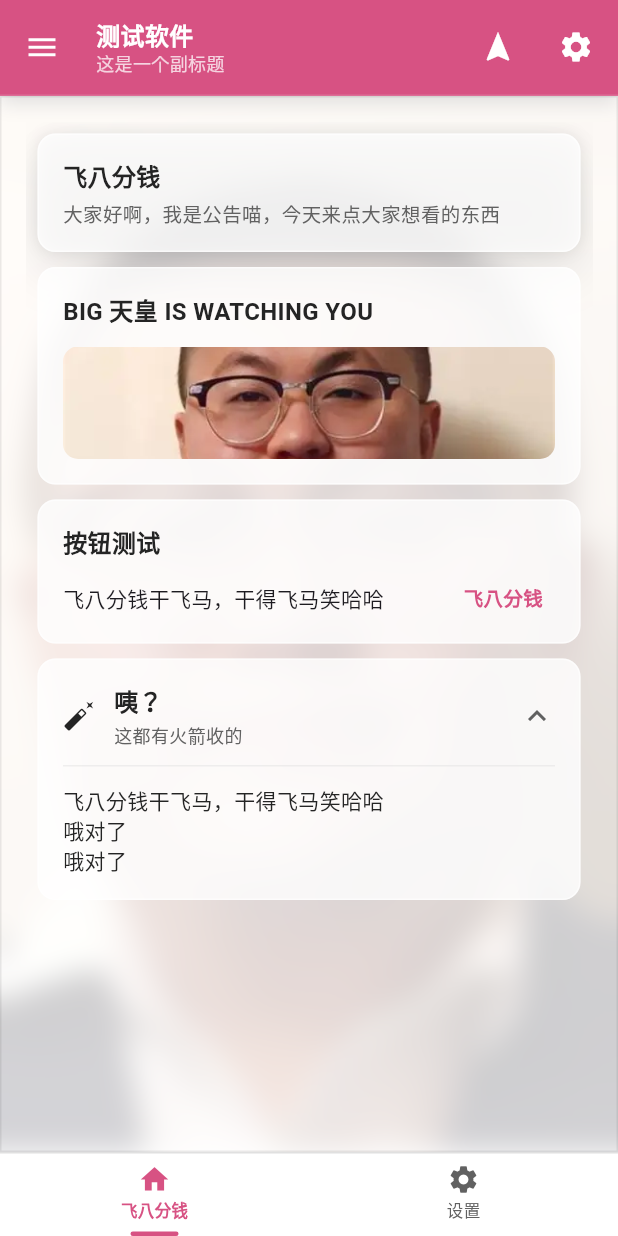
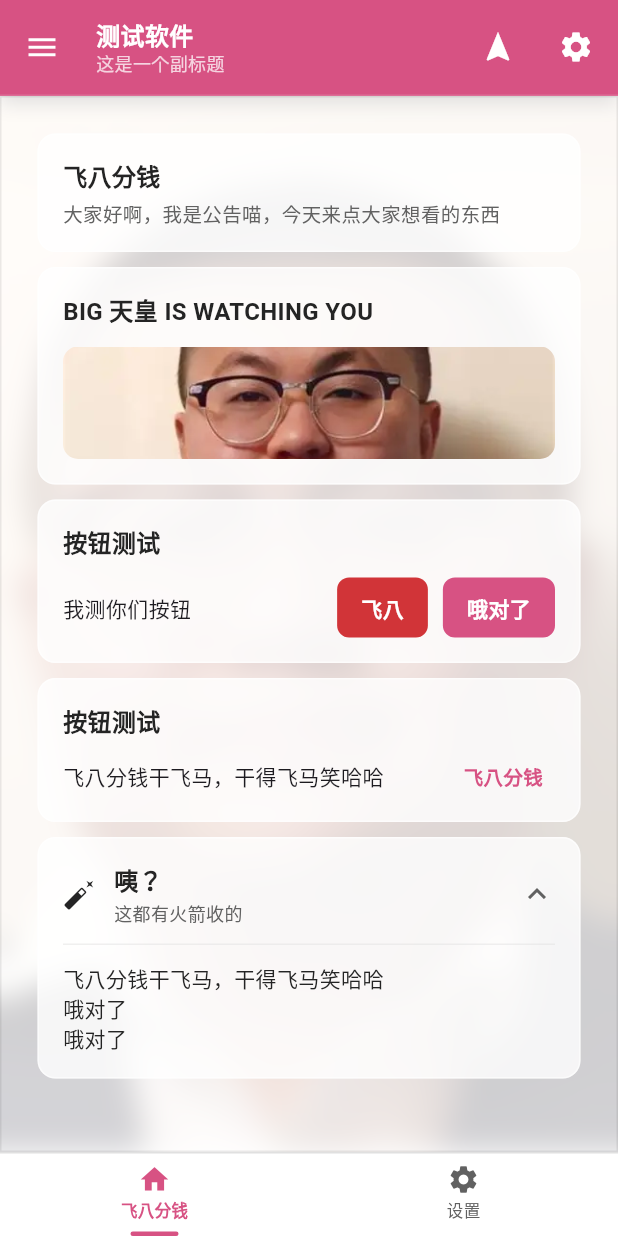
Before and after one commit to Ari-Hiroko/fluent_android_flutter, a Flutter app: the screen it shows after launch, on a phone screen of 412 x 824 dp. Run offline on Flutter 3.47's test engine with Material 3 defaults, Android fonts, the phone set to English and light mode, and no system bars.

```diff
--- a/lib/main.dart
+++ b/lib/main.dart
@@ -36,7 +36,7 @@ class _MainAppState extends State<MainApp> with SingleTickerProviderStateMixin {
           crossAxisAlignment: CrossAxisAlignment.start,
           children: [
             FluentCard.Announcement(
-              style: FluentCardStyle(shadow: FluentShadow.shadow28(context)),
+              // style: FluentCardStyle(shadow: FluentShadow.shadow16(context)),
               selectable: true,
               opacity: 0.8,
               title: '飞八分钱',
@@ -60,6 +60,52 @@ class _MainAppState extends State<MainApp> with SingleTickerProviderStateMixin {
                     borderRadius: BorderRadius.circular(10),
                   ),
                 ),
+              ),
+            ),
+            const SizedBox(height: 10),
+            FluentCard.Text(
+              expandable: false,
+              opacity: 0.8,
+              title: '按钮测试',
+              child: Row(
+                mainAxisAlignment: MainAxisAlignment.spaceBetween,
+                children: [
+                  const Text('我测你们按钮'),
+                  Row(
+                    children: [
+                      FluentButton.danger(
+                        text: '飞八',
+                        onPressed: () {
+                          showFluentSnackbarToast(
+                            context: context,
+                            title: '危险动作',
+                            message: '成功触发了 FluentButton.danger 红色按钮',
+                            style: FluentSnackbarStyle.danger,
+                          );
+                        },
+                      ),
+                      const SizedBox(width: 10),
+                      FluentButton.primary(
+                        text: '哦对了',
+                        onPressed: () {
+                          showFluentSnackbarToast(
+                            context: context,
+                            title: '哦对了',
+                            message: '成功触发了 FluentButton.secondary 灰色按钮',
+                          );
+                        },
+                      ),
+                    ],
+                  ),
+                  // FluentPopupMenuButton(
+                  //   itemBuilder: (BuildContext context) {
+                  //     return [
+                  //       FluentPopupMenuItem(title: 'a'),
+                  //       FluentPopupMenuItem(title: 'a'),
+                  //     ];
+                  //   },
+                  // ),
+                ],
               ),
             ),
             const SizedBox(height: 10),
@@ -256,7 +302,8 @@ class _SettingsViewState extends State<_SettingsView> {
             child: Row(
               children: [
                 const FluentAvatar(
-                  name: '公告喵',
+                  presence: FluentPresence.available,
+                  name: '孙',
                   size: FluentAvatarSize.size56,
                   image: AssetImage('assets/sun.jpg'),
                 ),
@@ -266,7 +313,7 @@ class _SettingsViewState extends State<_SettingsView> {
                     crossAxisAlignment: CrossAxisAlignment.start,
                     children: const [
                       Text(
-                        '公告喵喵',
+                        '孙笑川',
                         style: TextStyle(
                           fontSize: 16.0,
                           fontWeight: FontWeight.bold,
@@ -274,7 +321,7 @@ class _SettingsViewState extends State<_SettingsView> {
                       ),
                       SizedBox(height: 2.0),
                       Text(
-                        'gonggaomiao@fluent2.org',
+                        'SunXiaoChuan258@nm.sl',
                         style: TextStyle(fontSize: 13.0, color: Colors.black54),
                       ),
                     ],
@@ -348,13 +395,13 @@ class _SettingsViewState extends State<_SettingsView> {
                 const SizedBox(height: 8.0),
                 FluentListItem(
                   title: '检查软件更新',
-                  subTitle: '当前版本 v2.1.0-build.8',
+                  subTitle: '当前版本 v1.1.4-build.514',
                   leading: const Icon(Icons.system_update_alt),
                   onTap: () {
                     showFluentSnackbarToast(
                       context: context,
                       title: '检查更新',
-                      message: '当前已是最新版本 v2.1.0',
+                      message: '当前已是最新版本 v1.1.4',
                       leadingIcon: const Icon(Icons.check_circle_outline),
                       style: FluentSnackbarStyle.accent,
                     );
@@ -363,13 +410,13 @@ class _SettingsViewState extends State<_SettingsView> {
                 const Divider(height: 1.0),
                 FluentListItem(
                   title: '清除系统缓存',
-                  subTitle: '已占用 12.4 MB 临时资源',
+                  subTitle: '已占用 51.4 MB 临时资源',
                   leading: const Icon(Icons.cleaning_services_outlined),
                   onTap: () {
                     showFluentSnackbarToast(
                       context: context,
                       title: '清理完成',
-                      message: '成功清理 12.4 MB 缓存空间',
+                      message: '成功清理 0.4 MB 缓存空间',
                       style: FluentSnackbarStyle.neutral,
                     );
                   },
--- a/lib/src/components/buttons/fluent_button.dart
+++ b/lib/src/components/buttons/fluent_button.dart
@@ -76,11 +76,71 @@ class FluentButton extends StatefulWidget {
     this.size = FluentButtonSize.medium,
     this.isFullWidth = false,
     this.enableCursor = true,
-    this.enableAnimation = false,
+    this.enableAnimation = true,
     this.animationDuration = FluentMotionDuration.fast,
     this.animationCurve = FluentMotionCurve.standard,
     this.pressScale = 0.97,
   });
+
+  /// 品牌主色实心按钮便利构造器
+  const FluentButton.primary({
+    super.key,
+    required this.text,
+    this.icon,
+    this.onPressed,
+    this.size = FluentButtonSize.medium,
+    this.isFullWidth = false,
+    this.enableCursor = true,
+    this.enableAnimation = true,
+    this.animationDuration = FluentMotionDuration.fast,
+    this.animationCurve = FluentMotionCurve.standard,
+    this.pressScale = 0.97,
+  }) : style = FluentButtonStyle.primary;
+
+  /// 危险/红色警示按钮便利构造器
+  const FluentButton.danger({
+    super.key,
+    required this.text,
+    this.icon,
+    this.onPressed,
+    this.size = FluentButtonSize.medium,
+    this.isFullWidth = false,
+    this.enableCursor = true,
+    this.enableAnimation = true,
+    this.animationDuration = FluentMotionDuration.fast,
+    this.animationCurve = FluentMotionCurve.standard,
+    this.pressScale = 0.97,
+  }) : style = FluentButtonStyle.danger;
+
+  /// 描边/次要按钮便利构造器
+  const FluentButton.secondary({
+    super.key,
+    required this.text,
+    this.icon,
+    this.onPressed,
+    this.size = FluentButtonSize.medium,
+    this.isFullWidth = false,
+    this.enableCursor = true,
+    this.enableAnimation = true,
+    this.animationDuration = FluentMotionDuration.fast,
+    this.animationCurve = FluentMotionCurve.standard,
+    this.pressScale = 0.97,
+  }) : style = FluentButtonStyle.secondary;
+
+  /// 无边框/文本按钮便利构造器
+  const FluentButton.borderless({
+    super.key,
+    required this.text,
+    this.icon,
+    this.onPressed,
+    this.size = FluentButtonSize.medium,
+    this.isFullWidth = false,
+    this.enableCursor = true,
+    this.enableAnimation = true,
+    this.animationDuration = FluentMotionDuration.fast,
+    this.animationCurve = FluentMotionCurve.standard,
+    this.pressScale = 0.97,
+  }) : style = FluentButtonStyle.borderless;
 
   @override
   State<FluentButton> createState() => _FluentButtonState();
@@ -88,30 +148,6 @@ class FluentButton extends StatefulWidget {
 
 class _FluentButtonState extends State<FluentButton> {
   bool _isPressed = false;
-
-  void _handleTapDown(TapDownDetails details) {
-    if (widget.onPressed != null && widget.enableAnimation) {
-      setState(() {
-        _isPressed = true;
-      });
-    }
-  }
-
-  void _handleTapUp(TapUpDetails details) {
-    if (_isPressed) {
-      setState(() {
-        _isPressed = false;
-      });
-    }
-  }
-
-  void _handleTapCancel() {
-    if (_isPressed) {
-      setState(() {
-        _isPressed = false;
-      });
-    }
-  }
 
   @override
   Widget build(BuildContext context) {
@@ -211,10 +247,6 @@ class _FluentButtonState extends State<FluentButton> {
       scale: currentScale,
       duration: widget.animationDuration,
       curve: widget.animationCurve,
-      child: GestureDetector(
-        onTapDown: _handleTapDown,
-        onTapUp: _handleTapUp,
-        onTapCancel: _handleTapCancel,
       child: SizedBox(
         height: height,
         width: widget.isFullWidth ? double.infinity : null,
@@ -236,7 +268,14 @@ class _FluentButtonState extends State<FluentButton> {
             color: Colors.transparent,
             child: InkWell(
               onTap: widget.onPressed,
-                mouseCursor: widget.enableCursor
+              onHighlightChanged: (highlighted) {
+                if (widget.enableAnimation && isEnabled) {
+                  setState(() {
+                    _isPressed = highlighted;
+                  });
+                }
+              },
+              mouseCursor: (widget.enableCursor && isEnabled)
                   ? SystemMouseCursors.click
                   : SystemMouseCursors.basic,
               borderRadius: BorderRadius.circular(
@@ -253,7 +292,6 @@ class _FluentButtonState extends State<FluentButton> {
           ),
         ),
       ),
-      ),
     );
   }
 }
--- a/lib/src/components/page/fluent_page_switcher.dart
+++ b/lib/src/components/page/fluent_page_switcher.dart
@@ -192,7 +192,7 @@ class FluentTabSwitcher extends StatefulWidget {
     this.enableGesture = true,
     this.keepAlive = true,
     this.duration = FluentMotionDuration.gentle,
-    this.curve = FluentMotionCurve.standard,
+    this.curve = Curves.easeOutQuint,
   });
 
   @override
@@ -279,7 +279,9 @@ class _FluentTabSwitcherState extends State<FluentTabSwitcher> {
     if (widget.children.isEmpty) return const SizedBox.shrink();
 
     final List<Widget> pages = widget.keepAlive
-        ? widget.children.map((child) => _KeepAliveWrapper(child: child)).toList()
+        ? widget.children
+              .map((child) => _KeepAliveWrapper(child: child))
+              .toList()
         : widget.children;
 
     return PageView(
@@ -332,8 +334,7 @@ class FluentPageRoute<T> extends PageRouteBuilder<T> {
   }) : super(
          pageBuilder: (context, animation, secondaryAnimation) =>
              builder(context),
-          transitionsBuilder:
-              (context, animation, secondaryAnimation, child) {
+         transitionsBuilder: (context, animation, secondaryAnimation, child) {
            return FluentPageSwitcher.buildTransition(
              child: child,
              animation: animation,
--- a/lib/src/components/popup_menu/popup_menu_item.dart
+++ b/lib/src/components/popup_menu/popup_menu_item.dart
@@ -38,6 +38,8 @@ class FluentPopupMenuItem<T> {
   /// 自定义点击事件回调
   final VoidCallback? onTap;
 
+  final bool enableCursor;
+
   FluentPopupMenuItem({
     this.value,
     required this.title,
@@ -47,6 +49,7 @@ class FluentPopupMenuItem<T> {
     this.roleDescription,
     this.enabled = true,
     this.onTap,
+    this.enableCursor = true,
   });
 
   /// 链式复制更新状态
@@ -59,6 +62,7 @@ class FluentPopupMenuItem<T> {
     String? roleDescription,
     bool? enabled,
     VoidCallback? onTap,
+    bool? enableCursor,
   }) {
     return FluentPopupMenuItem<T>(
       value: value ?? this.value,
@@ -69,6 +73,7 @@ class FluentPopupMenuItem<T> {
       roleDescription: roleDescription ?? this.roleDescription,
       enabled: enabled ?? this.enabled,
       onTap: onTap ?? this.onTap,
+      enableCursor: enableCursor ?? this.enableCursor,
     );
   }
 }
--- a/lib/src/components/popup_menu/popup_menu_item_view.dart
+++ b/lib/src/components/popup_menu/popup_menu_item_view.dart
@@ -9,12 +9,14 @@ class FluentPopupMenuItemView<T> extends StatelessWidget {
   final FluentPopupMenuItem<T> item;
   final FluentItemCheckableBehavior checkableBehavior;
   final VoidCallback? onItemClicked;
+  final bool enableCursor;
 
   const FluentPopupMenuItemView({
     super.key,
     required this.item,
     this.checkableBehavior = FluentItemCheckableBehavior.none,
     this.onItemClicked,
+    this.enableCursor = true,
   });
 
   @override
@@ -96,6 +98,9 @@ class FluentPopupMenuItemView<T> extends StatelessWidget {
           Material(
             color: Colors.transparent,
             child: InkWell(
+              mouseCursor: enableCursor
+                  ? SystemMouseCursors.click
+                  : SystemMouseCursors.basic,
               onTap: isEnabled ? onItemClicked : null,
               hoverColor: theme.popupMenuBackgroundPressedColor,
               splashColor: theme.popupMenuBackgroundPressedColor,
```
Also changed, not shown: lib/src/components/popup_menu/fluent_popup_menu_button.dart (+7 -4 lines). Lines whose indentation alone changed are shown as unchanged.
